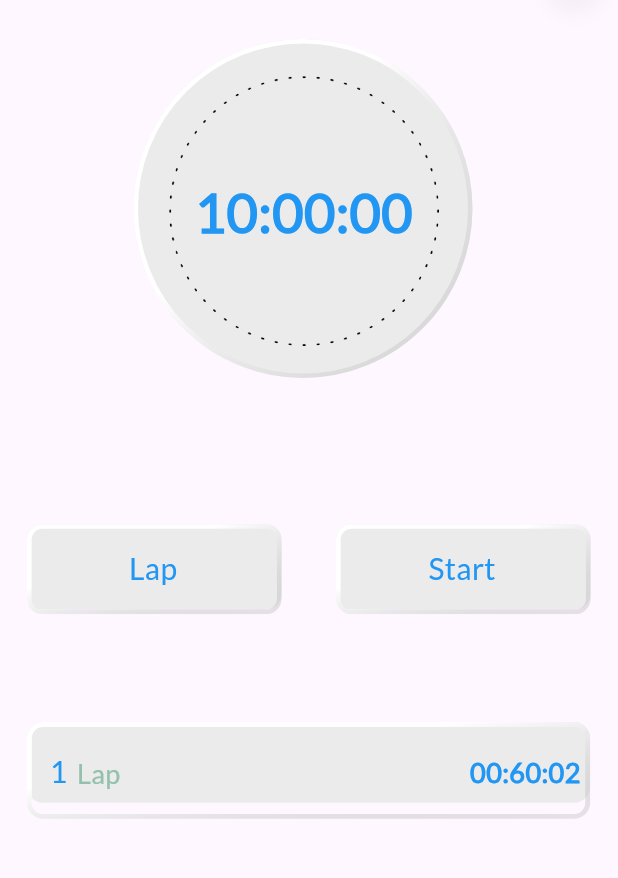
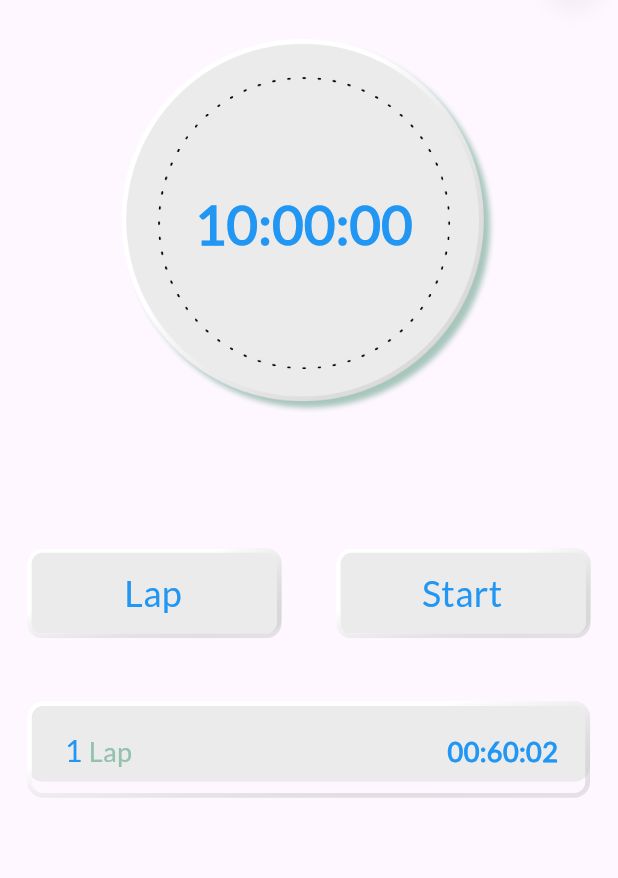
Before and after one commit to thecompletesoftech/alarmclock, a Flutter app: the StopwatchScreen screen opened directly, on a phone screen of 412 x 824 dp, the part 126-1004 px from its top. Run offline on Flutter 3.47's test engine with Material 3 defaults, Android fonts, the phone set to English and light mode, and no system bars; our stand-ins replace analog_clock, carousel_slider, dots_indicator, flutter_neumorphic_plus, flutter_svg, get and 2 more; accounts and stored records are empty; key blocks and very long unbroken strings in the code were emptied for the run.

Commit message:
stopwatch card image

```diff
--- a/lib/View/Stopwatch/Stopwatch.dart
+++ b/lib/View/Stopwatch/Stopwatch.dart
@@ -30,7 +30,7 @@ class _StopwatchScreenState extends State<StopwatchScreen> {
                 Expanded(
                   child: ButtonWidget(
                     name: lap,
-                    txtstyle: MyTextStyle.mw40020,
+                    txtstyle: MyTextStyle.mw40024,
                     issmall: true,
                     borderRadius: 20.0,
                     onTap: () {},
@@ -41,18 +41,18 @@ class _StopwatchScreenState extends State<StopwatchScreen> {
                   child: ButtonWidget(
                     name: start,
                     issmall: true,
-                    txtstyle: MyTextStyle.mw40020,
+                    txtstyle: MyTextStyle.mw40024,
                     borderRadius: 20.0,
                     onTap: () {},
                   ),
                 ),
               ],
             ).paddingSymmetric(horizontal: 10),
-            SizedBox(height: 20),
             ListView.builder(
                 physics: NeverScrollableScrollPhysics(),
                 shrinkWrap: true,
                 itemCount: 1,
+                padding: EdgeInsets.zero,
                 itemBuilder: (context, index) {
                   return AlramCard(
                     showmedium: true,
@@ -65,10 +65,10 @@ class _StopwatchScreenState extends State<StopwatchScreen> {
                     },
                     swicthvalue: isSwitched,
                     subtitlestyle: MyTextStyle.mw70018,
-                    time: '1',
+                    time: '1 ',
                     showswitchorsubtile: false,
                     subtitle: "00:60:02",
-                  ).paddingOnly(bottom: 10, top: 10);
+                  ).paddingOnly(bottom: 10);
                 }),
           ],
         ),
--- a/lib/View/Stopwatch/Stopwatchclock.dart
+++ b/lib/View/Stopwatch/Stopwatchclock.dart
@@ -31,7 +31,7 @@ class _StopwatchClockState extends State<StopwatchClock> {
                       color: NeumorphicTheme.accentColor(context)),
                 ),
               )
-            : SvgPicture.string(clockbackground),
+            : Image.asset("assets/stopwatch.png",height: 250),
         if (NeumorphicTheme.isUsingDark(context) == false)
           Text(
             "10:00:00",
@@ -42,8 +42,8 @@ class _StopwatchClockState extends State<StopwatchClock> {
               right: NeumorphicTheme.isUsingDark(context) ? 0 : 7,
               bottom: NeumorphicTheme.isUsingDark(context) ? 0 : 5),
         Container(
-                height: 180,
-                width: 180,
+                height: 195,
+                width: 195,
                 child: Image.asset("assets/dottedborder.png"))
             .paddingOnly(
                 right: NeumorphicTheme.isUsingDark(context) ? 0 : 7,
--- a/lib/Widgets/CardBackground.dart
+++ b/lib/Widgets/CardBackground.dart
@@ -25,7 +25,7 @@ class CardBackground extends StatelessWidget {
             child: child,
           )
         : Stack(
-          alignment: Alignment.center,
+            alignment: Alignment.center,
             children: [
               Container(
                 child: SvgPicture.string(
--- a/lib/Widgets/alarmcard.dart
+++ b/lib/Widgets/alarmcard.dart
@@ -42,8 +42,7 @@ class AlramCard extends StatelessWidget {
               crossAxisAlignment: CrossAxisAlignment.center,
               children: [
                 Container(
-                  margin:
-                      EdgeInsets.fromLTRB(0 * fem, 0 * fem, 6 * fem, 0 * fem),
+                  padding: EdgeInsets.only(left: 10),
                   child: Text(
                     time,
                     style: MyTextStyle.Dynamic(
@@ -53,8 +52,6 @@ class AlramCard extends StatelessWidget {
                 ),
                 if (showmedium)
                   Container(
-                    margin: EdgeInsets.fromLTRB(
-                        0 * fem, 2 * fem, 190 * fem, 0 * fem),
                     child: Text(medium.toString(),
                         style: MyTextStyle.Dynamic(
                             style: MyTextStyle.mw40018,
@@ -100,7 +97,7 @@ class AlramCard extends StatelessWidget {
                               color:
                                   subtitlecolor ?? mycolor().greenlightcolor),
                         ),
-                      ),
+                      ).paddingOnly(right: 15),
                       if (showarrowicon)
                         Container(
                             margin: EdgeInsets.fromLTRB(
```
Also changed, not shown: assets/stopwatch.png (added), assets/stopwatchcard.png (added).
